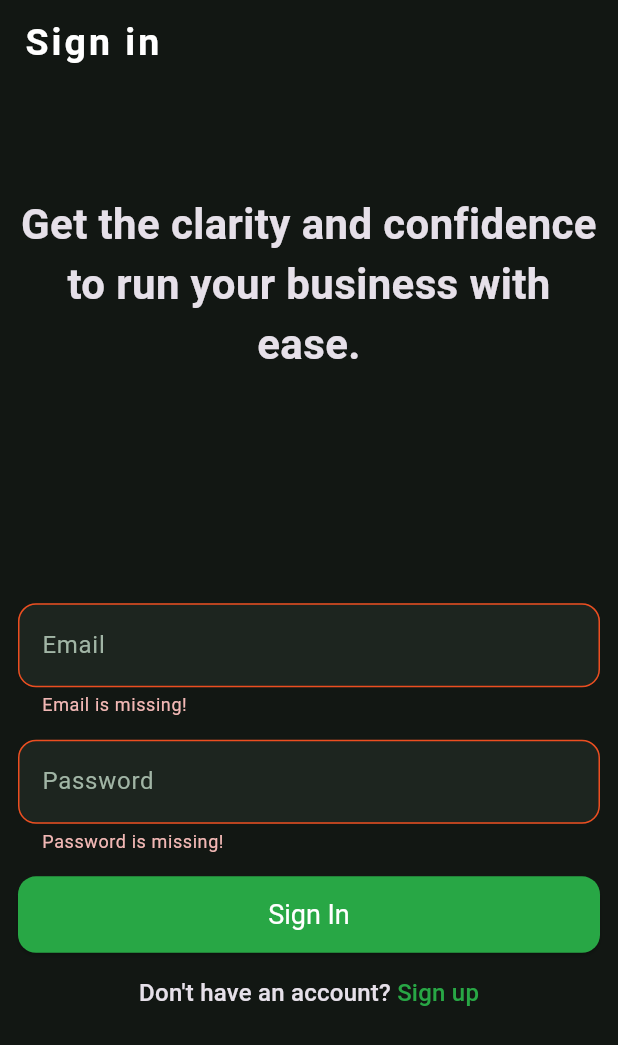
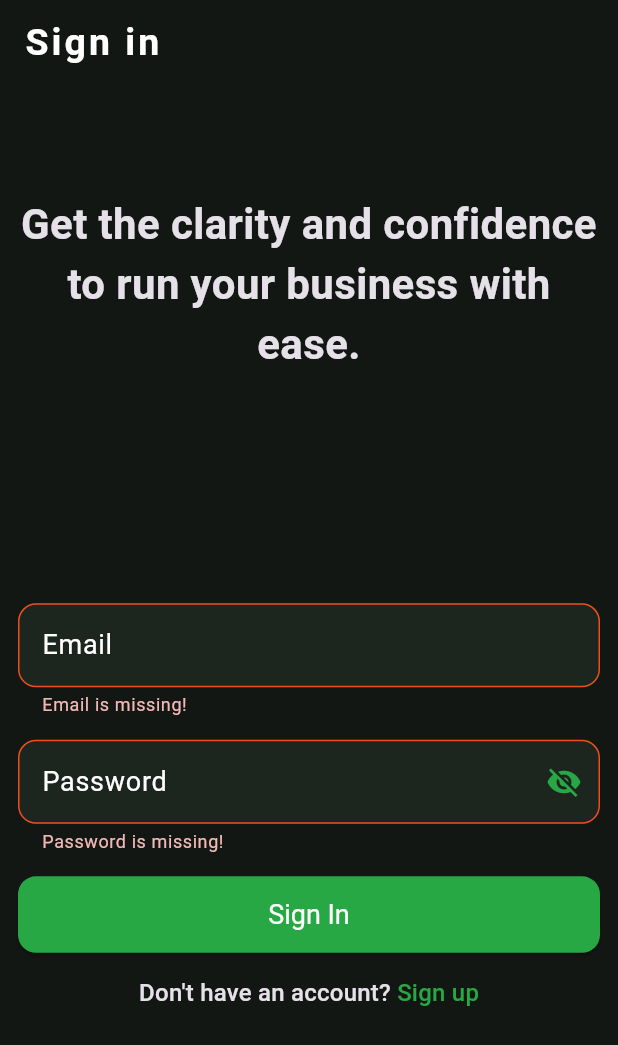
Before and after one commit to ZoZ641/Finasstech, a Flutter app: the screen it shows after launch, after a tap on "Sign In", on a phone screen of 412 x 824 dp. Shown: the top 1045 px of the screen. Run offline on Flutter 3.47's test engine with Material 3 defaults, Android fonts, the phone set to English and light mode, and no system bars; our stand-ins replace awesome_snackbar_content, bloc, chat_bubbles, curved_navigation_bar, device_preview_plus, firebase_auth and 13 more; missing offline and left inert: dart:ffi; accounts and stored records are empty.

Commit message:
Refactor: Improve authentication and user data handling
- Update authentication flow to use `idTokenChanges` instead of `authStateChanges` for more reliable state updates.
- Enhance `AuthField` widget with labelText, hintText, email validation, and password visibility toggle.
- Refactor `UserModel` to include documentation and handle null values from Firebase.
- Improve error handling in `AuthFirebaseSourceImpl` and `AuthRepositoryImpl` to provide more specific error messages.
- Remove unused `GoogleAppleSign` widget.
- Update `SignInPage` and `SignUpPage` to use new `AuthField` properties and adjust error messages.
- Add documentation to `AppUserCubit` explaining its role in managing user authentication state.

```diff
--- a/lib/features/auth/domain/repository/auth_repository.dart
+++ b/lib/features/auth/domain/repository/auth_repository.dart
@@ -18,7 +18,7 @@ abstract interface class AuthRepository {
   });
 
   ///Check if the user is authenticated
-  Stream<User?> authStateChanges();
+  Stream<User?> idTokenChanges();
 
   /// Sign out the current user
   Future<Either<Failure, void>> signOut();
--- a/lib/features/auth/domain/usecases/get_auth_state.dart
+++ b/lib/features/auth/domain/usecases/get_auth_state.dart
@@ -5,5 +5,5 @@ class GetAuthStateChanges {
   final AuthRepository authRepository;
   GetAuthStateChanges(this.authRepository);
 
-  Stream<User?> call() => authRepository.authStateChanges();
+  Stream<User?> call() => authRepository.idTokenChanges();
 }
--- a/lib/features/auth/presentation/pages/signin_page.dart
+++ b/lib/features/auth/presentation/pages/signin_page.dart
@@ -7,7 +7,6 @@ import 'package:flutter_bloc/flutter_bloc.dart';
 import '../../../../core/common/widgets/loader.dart';
 import '../../../../core/utils/show_snackbar.dart';
 import '../widgets/auth_field.dart';
-import '../widgets/google_apple_sign.dart';
 
 class SignInPage extends StatefulWidget {
   const SignInPage({super.key});
@@ -42,7 +41,7 @@ class _SignUpPageState extends State<SignInPage> {
                 showSnackBar(
                   context,
                   'error',
-                  state.message,
+                  'Email or password is incorrect',
                   ContentType.failure,
                 );
               }
@@ -68,12 +67,13 @@ class _SignUpPageState extends State<SignInPage> {
                     Column(
                       children: [
                         AuthField(
-                          hintText: "Email",
+                          labelText: "Email",
+                          hintText: "james.madison@examplepetstore.com",
                           controller: emailController,
                         ),
                         const SizedBox(height: 15),
                         AuthField(
-                          hintText: "Password",
+                          labelText: "Password",
                           controller: passwordController,
                           isPassword: true,
                         ),
@@ -118,15 +118,7 @@ class _SignUpPageState extends State<SignInPage> {
                         ),
                       ],
                     ),
-
-                    //ToDO decide wither you will add this feature or not
-                    /*Text("Forgot Password?",
-                    style: Theme.of(context).textTheme.titleMedium),
-                const SizedBox(
-                  height: 15,
-                ),*/
                     const SizedBox(height: 15),
-                    //GoogleAppleSign(),
                   ],
                 ),
               );
--- a/lib/features/auth/presentation/widgets/auth_field.dart
+++ b/lib/features/auth/presentation/widgets/auth_field.dart
@@ -2,15 +2,17 @@ import 'package:flutter/material.dart';
 
 /* Text input field for Auth Feature */
 
-class AuthField extends StatelessWidget {
-  final String hintText;
+class AuthField extends StatefulWidget {
+  final String labelText;
+  final String? hintText;
   final TextEditingController controller;
   final bool isPassword;
   final bool? isConfirmPassword;
   final TextEditingController? passController;
   const AuthField({
     super.key,
-    required this.hintText,
+    required this.labelText,
+    this.hintText,
     required this.controller,
     this.isPassword = false,
     this.isConfirmPassword,
@@ -18,21 +20,62 @@ class AuthField extends StatelessWidget {
   });
 
   @override
+  State<AuthField> createState() => _AuthFieldState();
+}
+
+class _AuthFieldState extends State<AuthField> {
+  bool _obscureText = true;
+
+  @override
   Widget build(BuildContext context) {
     return TextFormField(
       autovalidateMode: AutovalidateMode.onUnfocus,
       validator: (value) {
-        if (value!.isEmpty) {
-          return "$hintText is missing!";
+        // Check if the value is null or empty
+        if (value == null || value.isEmpty) {
+          return "${widget.labelText} is missing!";
         }
-        if (isConfirmPassword == true && value != passController!.text) {
+
+        // Check if the field is a password or confirm password
+        if (!(widget.isPassword || widget.isConfirmPassword == true)) {
+          // Email validation
+          final emailRegex = RegExp(r'^[\w-\.]+@([\w-]+\.)+[\w-]{2,4}$');
+          if (!emailRegex.hasMatch(value)) {
+            return "Enter a valid email address!";
+          }
+        }
+
+        // Check if the field is confirm password and if it matches the password
+        if (widget.isConfirmPassword == true &&
+            value != widget.passController!.text) {
           return "Passwords do not match!";
         }
+
         return null;
       },
-      controller: controller,
-      obscureText: isPassword || isConfirmPassword == true ? true : false,
-      decoration: InputDecoration(hintText: hintText /*labelText: hintText*/),
+
+      controller: widget.controller,
+      obscureText:
+          (widget.isPassword || widget.isConfirmPassword == true)
+              ? _obscureText
+              : false,
+      decoration: InputDecoration(
+        labelText: widget.labelText,
+        hintText: widget.hintText,
+        suffixIcon:
+            (widget.isPassword || widget.isConfirmPassword == true)
+                ? IconButton(
+                  icon: Icon(
+                    _obscureText ? Icons.visibility_off : Icons.visibility,
+                  ),
+                  onPressed: () {
+                    setState(() {
+                      _obscureText = !_obscureText;
+                    });
+                  },
+                )
+                : null,
+      ),
     );
   }
 }
```
Also changed, not shown: lib/core/common/cubits/app_user/app_user_cubit.dart (+7 -1 lines), lib/features/auth/data/datasources/auth_firebase_data_source.dart (+38 -16 lines), lib/features/auth/data/models/user_model.dart (+29 -5 lines), lib/features/auth/data/repository/auth_repository_impl.dart (+33 -1 lines), lib/features/auth/presentation/pages/signup_page.dart (+4 -5 lines), lib/features/auth/presentation/widgets/google_apple_sign.dart (deleted, +0 -21 lines).
